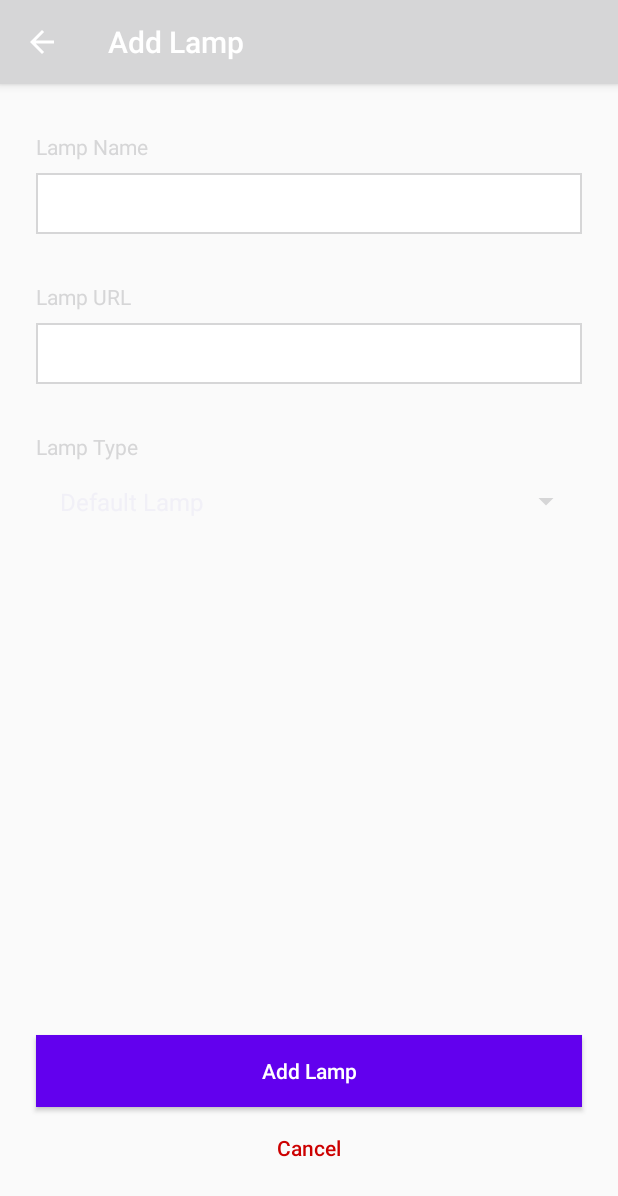
After one commit to jaysyanshar/SmartLight, an Android app: the AddLamp screen opened directly, with no data from a screen before it, on a phone screen of 412 x 824 dp. The commit adds this screen. Shown: the top 1196 px of the screen. Run offline under Robolectric (Android 15) with nearby library versions, the phone set to English and light mode, and no system bars.

Commit message:
2 activities on progress

```diff
--- a/SmartLight/app/build.gradle
+++ b/SmartLight/app/build.gradle
@@ -21,9 +21,10 @@ android {
 dependencies {
     implementation fileTree(dir: 'libs', include: ['*.jar'])
     implementation 'com.android.support:appcompat-v7:28.0.0'
-    implementation 'com.android.support.constraint:constraint-layout:1.1.3'
+    implementation 'com.android.support.constraint:constraint-layout:2.0.0-beta1'
     implementation 'com.android.support:design:28.0.0'
-    testImplementation 'junit:junit:4.12'
+    implementation 'android.arch.lifecycle:extensions:1.1.1'
+    testImplementation 'junit:junit:4.13-beta-3'
     androidTestImplementation 'com.android.support.test:runner:1.0.2'
     androidTestImplementation 'com.android.support.test.espresso:espresso-core:3.0.2'
 }
--- /dev/null
+++ b/SmartLight/app/src/main/java/com/example/smartlight/AddLamp.java
@@ -0,0 +1,47 @@
+package com.example.smartlight;
+
+import android.content.Intent;
+import android.support.v7.app.AppCompatActivity;
+import android.os.Bundle;
+import android.view.View;
+import android.widget.ArrayAdapter;
+import android.widget.EditText;
+import android.widget.Spinner;
+
+public class AddLamp extends AppCompatActivity {
+
+    public static final String EXTRA_LAMP_DATA = "lamp_data";
+
+    private Spinner typeSpinner;
+
+    public void addLamp(View view) {
+        EditText nameEditText = findViewById(R.id.nameEditText);
+        EditText urlEditText = findViewById(R.id.urlEditText);
+
+        Lamp lamp = new Lamp(nameEditText.getText().toString(), urlEditText.getText().toString(), typeSpinner.getSelectedItemPosition(), false);
+
+        Intent returnIntent = new Intent();
+        returnIntent.putExtra(EXTRA_LAMP_DATA, lamp);
+        setResult(RESULT_OK, returnIntent);
+        finish();
+    }
+
+    public void cancel(View view) {
+        setResult(RESULT_CANCELED);
+        finish();
+    }
+
+    @Override
+    protected void onCreate(Bundle savedInstanceState) {
+        super.onCreate(savedInstanceState);
+        setContentView(R.layout.activity_add_lamp);
+
+        String[] lampNames = getResources().getStringArray(R.array.lamp_types);
+
+        typeSpinner = findViewById(R.id.lampTypeSpinner);
+        ArrayAdapter<String> spinnerAdapter = new ArrayAdapter<>(getApplicationContext(), android.R.layout.simple_spinner_item, lampNames);
+        spinnerAdapter.setDropDownViewResource(android.R.layout.simple_spinner_dropdown_item);
+
+        typeSpinner.setAdapter(spinnerAdapter);
+    }
+}
--- /dev/null
+++ b/SmartLight/app/src/main/res/drawable/edit_text_background.xml
@@ -0,0 +1,5 @@
+<?xml version="1.0" encoding="utf-8"?>
+<shape xmlns:android="http://schemas.android.com/apk/res/android" android:shape="rectangle" >
+    <solid android:color="@android:color/white" />
+    <stroke android:width="1dip" android:color="@color/divider" />
+</shape>
--- /dev/null
+++ b/SmartLight/app/src/main/res/layout/activity_add_lamp.xml
@@ -0,0 +1,121 @@
+<?xml version="1.0" encoding="utf-8"?>
+<android.support.constraint.ConstraintLayout xmlns:android="http://schemas.android.com/apk/res/android"
+    xmlns:app="http://schemas.android.com/apk/res-auto"
+    xmlns:tools="http://schemas.android.com/tools"
+    android:layout_width="match_parent"
+    android:layout_height="match_parent"
+    tools:context=".AddLamp">
+
+    <TextView
+        android:id="@+id/nameTextView"
+        android:layout_width="wrap_content"
+        android:layout_height="wrap_content"
+        android:layout_marginStart="24dp"
+        android:layout_marginTop="32dp"
+        android:text="@string/lamp_name"
+        android:textAppearance="@style/TextAppearance.AppCompat.Small"
+        android:textColor="@color/secondary_text"
+        app:layout_constraintStart_toStartOf="parent"
+        app:layout_constraintTop_toTopOf="parent" />
+
+    <EditText
+        android:id="@+id/nameEditText"
+        android:layout_width="0dp"
+        android:layout_height="wrap_content"
+        android:layout_marginStart="24dp"
+        android:layout_marginTop="8dp"
+        android:layout_marginEnd="24dp"
+        android:background="@drawable/edit_text_background"
+        android:ems="10"
+        android:inputType="textPersonName"
+        android:padding="8dp"
+        app:layout_constraintEnd_toEndOf="parent"
+        app:layout_constraintStart_toStartOf="parent"
+        app:layout_constraintTop_toBottomOf="@+id/nameTextView" />
+
+    <TextView
+        android:id="@+id/urlTextView"
+        android:layout_width="wrap_content"
+        android:layout_height="wrap_content"
+        android:layout_marginStart="24dp"
+        android:layout_marginTop="32dp"
+        android:text="@string/lamp_url"
+        android:textAppearance="@style/TextAppearance.AppCompat.Small"
+        android:textColor="@color/secondary_text"
+        app:layout_constraintStart_toStartOf="parent"
+        app:layout_constraintTop_toBottomOf="@+id/nameEditText" />
+
+    <EditText
+        android:id="@+id/urlEditText"
+        android:layout_width="0dp"
+        android:layout_height="wrap_content"
+        android:layout_marginStart="24dp"
+        android:layout_marginTop="8dp"
+        android:layout_marginEnd="24dp"
+        android:background="@drawable/edit_text_background"
+        android:ems="10"
+        android:inputType="textUri"
+        android:padding="8dp"
+        app:layout_constraintEnd_toEndOf="parent"
+        app:layout_constraintStart_toStartOf="parent"
+        app:layout_constraintTop_toBottomOf="@+id/urlTextView" />
+
+    <TextView
+        android:id="@+id/typeTextView"
+        android:layout_width="wrap_content"
+        android:layout_height="wrap_content"
+        android:layout_marginStart="24dp"
+        android:layout_marginTop="32dp"
+        android:text="@string/lamp_type"
+        android:textAppearance="@style/TextAppearance.AppCompat.Small"
+        android:textColor="@color/secondary_text"
+        app:layout_constraintStart_toStartOf="parent"
+        app:layout_constraintTop_toBottomOf="@+id/urlEditText" />
+
+    <Spinner
+        android:id="@+id/lampTypeSpinner"
+        android:layout_width="0dp"
+        android:layout_height="wrap_content"
+        android:layout_marginStart="24dp"
+        android:layout_marginTop="8dp"
+        android:layout_marginEnd="24dp"
+        android:padding="8dp"
+        app:layout_constraintEnd_toEndOf="parent"
+        app:layout_constraintStart_toStartOf="parent"
+        app:layout_constraintTop_toBottomOf="@+id/typeTextView" />
+
+    <Button
+        android:id="@+id/addLampButton"
+        style="@style/Widget.AppCompat.Button"
+        android:layout_width="0dp"
+        android:layout_height="wrap_content"
+        android:layout_marginStart="24dp"
+        android:layout_marginTop="32dp"
+        android:layout_marginEnd="24dp"
+        android:background="@color/design_default_color_primary"
+        android:onClick="addLamp"
+        android:text="@string/add_lamp"
+        android:textAllCaps="false"
+        android:textColor="@android:color/primary_text_dark"
+        app:layout_constraintBottom_toTopOf="@+id/cancelAddLampButton"
+        app:layout_constraintEnd_toEndOf="parent"
+        app:layout_constraintStart_toStartOf="parent"
+        app:layout_constraintTop_toBottomOf="@+id/lampTypeSpinner"
+        app:layout_constraintVertical_bias="1.0" />
+
+    <Button
+        android:id="@+id/cancelAddLampButton"
+        style="@style/Widget.AppCompat.Button.ButtonBar.AlertDialog"
+        android:layout_width="0dp"
+        android:layout_height="wrap_content"
+        android:layout_marginStart="24dp"
+        android:layout_marginEnd="24dp"
+        android:layout_marginBottom="32dp"
+        android:onClick="cancel"
+        android:text="@string/cancel"
+        android:textAllCaps="false"
+        android:textColor="@android:color/holo_red_dark"
+        app:layout_constraintBottom_toBottomOf="parent"
+        app:layout_constraintEnd_toEndOf="parent"
+        app:layout_constraintStart_toStartOf="parent" />
+</android.support.constraint.ConstraintLayout>
--- a/SmartLight/app/src/main/res/values/colors.xml
+++ /dev/null
@@ -1,6 +0,0 @@
-<?xml version="1.0" encoding="utf-8"?>
-<resources>
-    <color name="colorPrimary">#008577</color>
-    <color name="colorPrimaryDark">#00574B</color>
-    <color name="colorAccent">#D81B60</color>
-</resources>
--- a/SmartLight/app/src/main/res/values/strings.xml
+++ b/SmartLight/app/src/main/res/values/strings.xml
@@ -1,4 +1,16 @@
 <resources>
     <string name="app_name">Smart Light</string>
     <string name="action_settings">Settings</string>
+    <string name="lamp">lamp</string>
+    <string name="lamp_name">Lamp Name</string>
+    <string name="lamp_url">Lamp URL</string>
+    <string name="lamp_type">Lamp Type</string>
+    <string name="add_lamp">Add Lamp</string>
+    <string name="cancel">Cancel</string>
+    <string-array name="lamp_types">
+        <item>Default Lamp</item>
+        <item>Desk Lamp</item>
+        <item>Floor Lamp</item>
+        <item>Ceiling Lamp</item>
+    </string-array>
 </resources>
--- a/SmartLight/app/src/main/res/values/styles.xml
+++ b/SmartLight/app/src/main/res/values/styles.xml
@@ -1,14 +1,16 @@
 <resources>
 
     <!-- Base application theme. -->
-    <style name="AppTheme" parent="Theme.AppCompat.Light.DarkActionBar">
+    <style name="AppThemeLight" parent="Theme.AppCompat.Light.DarkActionBar">
         <!-- Customize your theme here. -->
-        <item name="colorPrimary">@color/colorPrimary</item>
-        <item name="colorPrimaryDark">@color/colorPrimaryDark</item>
-        <item name="colorAccent">@color/colorAccent</item>
+        <item name="colorPrimary">@color/primary</item>
+        <item name="colorPrimaryDark">@color/primary_dark</item>
+        <item name="colorAccent">@color/accent</item>
+        <item name="android:textColorPrimary">@color/primary_text</item>
+        <item name="android:textColorSecondary">@color/secondary_text</item>
     </style>
 
-    <style name="AppTheme.NoActionBar">
+    <style name="AppThemeLight.NoActionBar">
         <item name="windowActionBar">false</item>
         <item name="windowNoTitle">true</item>
     </style>
```
Also changed, not shown: SmartLight/app/src/main/AndroidManifest.xml (+5 -2 lines), SmartLight/app/src/main/java/com/example/smartlight/Lamp.java (added, +92 -0 lines), SmartLight/app/src/main/java/com/example/smartlight/LampAdapter.java (added, +67 -0 lines), SmartLight/app/src/main/java/com/example/smartlight/LampData.java (added, +39 -0 lines), SmartLight/app/src/main/java/com/example/smartlight/MainActivity.java (+40 -12 lines), SmartLight/app/src/main/res/layout/activity_main.xml (+0 -8 lines), SmartLight/app/src/main/res/layout/content_main.xml (+6 -7 lines), SmartLight/app/src/main/res/layout/list_content_main.xml (added, +54 -0 lines), SmartLight/app/src/main/res/menu/menu_main.xml (+4 -3 lines), SmartLight/app/src/main/res/drawable/lamp_ceiling.png (added), SmartLight/app/src/main/res/drawable/lamp_default.png (added), SmartLight/app/src/main/res/drawable/lamp_desk.png (added), SmartLight/app/src/main/res/drawable/lamp_floor.png (added), 16 other files.
